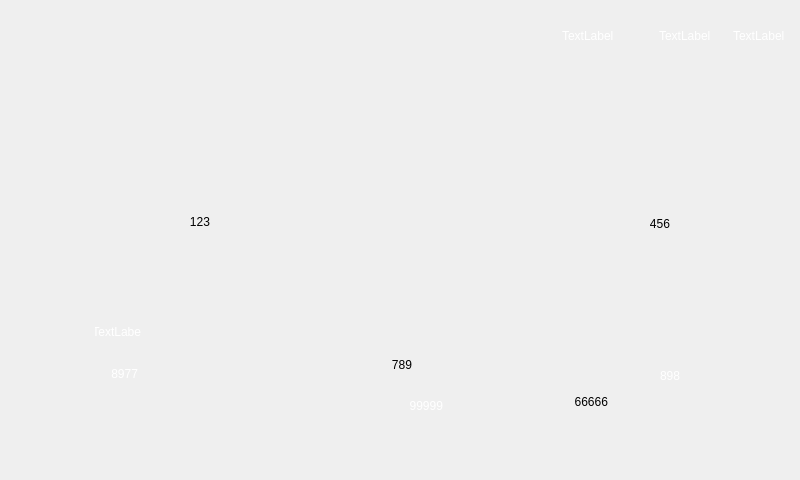
Before: the Qt Designer form XINYAN/widget.ui in wushengjun85/QtForWork, drawn with Qt 5.
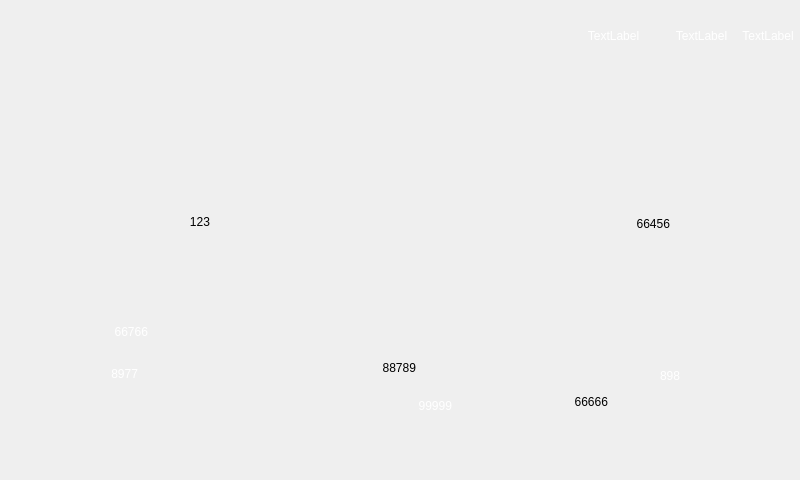
After: the same form once the commit is applied. Icons and pictures are not drawn.

Diff of the .ui file:
```diff
--- a/XINYAN/widget.ui
+++ b/XINYAN/widget.ui
@@ -64,7 +64,7 @@
     <widget class="QLabel" name="label_3">
      <property name="geometry">
       <rect>
-       <x>562</x>
+       <x>566</x>
        <y>15</y>
        <width>95</width>
        <height>41</height>
@@ -77,6 +77,9 @@
      <property name="text">
       <string>TextLabel</string>
      </property>
+     <property name="alignment">
+      <set>Qt::AlignCenter</set>
+     </property>
     </widget>
     <widget class="QLabel" name="label_5">
      <property name="geometry">
@@ -128,7 +131,7 @@
 font: 75 16pt &quot;Ubuntu&quot;;</string>
      </property>
      <property name="text">
-      <string>456</string>
+      <string>66456</string>
      </property>
      <property name="alignment">
       <set>Qt::AlignRight|Qt::AlignTrailing|Qt::AlignVCenter</set>
@@ -137,8 +140,8 @@
     <widget class="QLabel" name="label_8">
      <property name="geometry">
       <rect>
-       <x>357</x>
-       <y>353</y>
+       <x>361</x>
+       <y>356</y>
        <width>55</width>
        <height>24</height>
       </rect>
@@ -149,7 +152,7 @@
 </string>
      </property>
      <property name="text">
-      <string>789</string>
+      <string>88789</string>
      </property>
      <property name="alignment">
       <set>Qt::AlignRight|Qt::AlignTrailing|Qt::AlignVCenter</set>
@@ -158,7 +161,7 @@
     <widget class="QLabel" name="label_9">
      <property name="geometry">
       <rect>
-       <x>366</x>
+       <x>375</x>
        <y>394</y>
        <width>77</width>
        <height>24</height>
@@ -235,7 +238,7 @@
     <widget class="QLabel" name="label_12">
      <property name="geometry">
       <rect>
-       <x>733</x>
+       <x>735</x>
        <y>15</y>
        <width>66</width>
        <height>41</height>
@@ -248,11 +251,14 @@
      <property name="text">
       <string>TextLabel</string>
      </property>
+     <property name="alignment">
+      <set>Qt::AlignCenter</set>
+     </property>
     </widget>
     <widget class="QLabel" name="label_13">
      <property name="geometry">
       <rect>
-       <x>659</x>
+       <x>663</x>
        <y>15</y>
        <width>77</width>
        <height>41</height>
@@ -265,6 +271,9 @@
      <property name="text">
       <string>TextLabel</string>
      </property>
+     <property name="alignment">
+      <set>Qt::AlignCenter</set>
+     </property>
     </widget>
     <widget class="QLabel" name="label_14">
      <property name="geometry">
@@ -306,9 +315,9 @@
     <widget class="QLabel" name="label_20">
      <property name="geometry">
       <rect>
-       <x>95</x>
+       <x>92</x>
        <y>316</y>
-       <width>46</width>
+       <width>56</width>
        <height>31</height>
       </rect>
      </property>
@@ -317,10 +326,10 @@
 font: 75 16pt &quot;Ubuntu&quot;;</string>
      </property>
      <property name="text">
-      <string>TextLabel</string>
+      <string>66766</string>
      </property>
      <property name="alignment">
-      <set>Qt::AlignCenter</set>
+      <set>Qt::AlignRight|Qt::AlignTrailing|Qt::AlignVCenter</set>
      </property>
     </widget>
     <widget class="QLabel" name="label_21">
```
Left out of the diff: 85 changed lines with no effect on the pictures.
